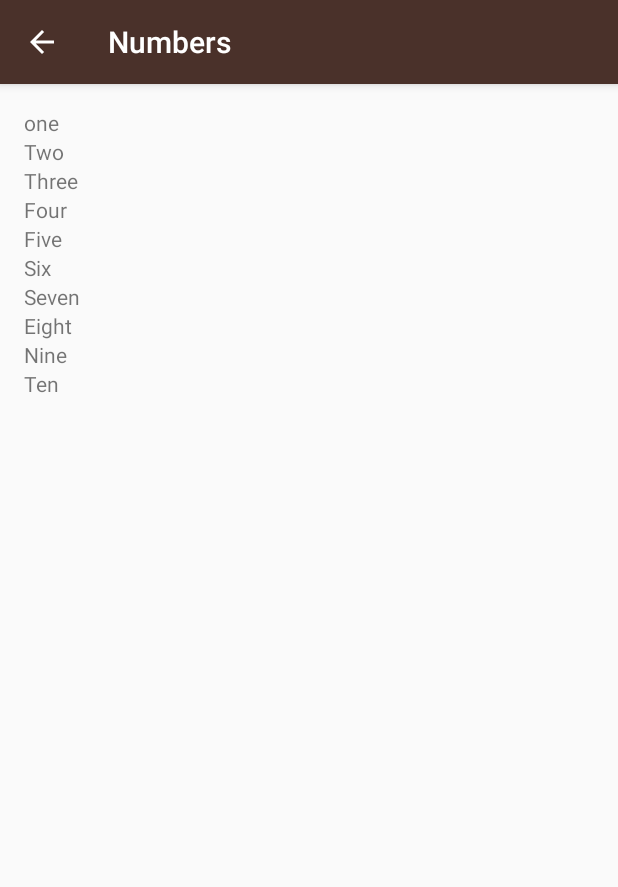
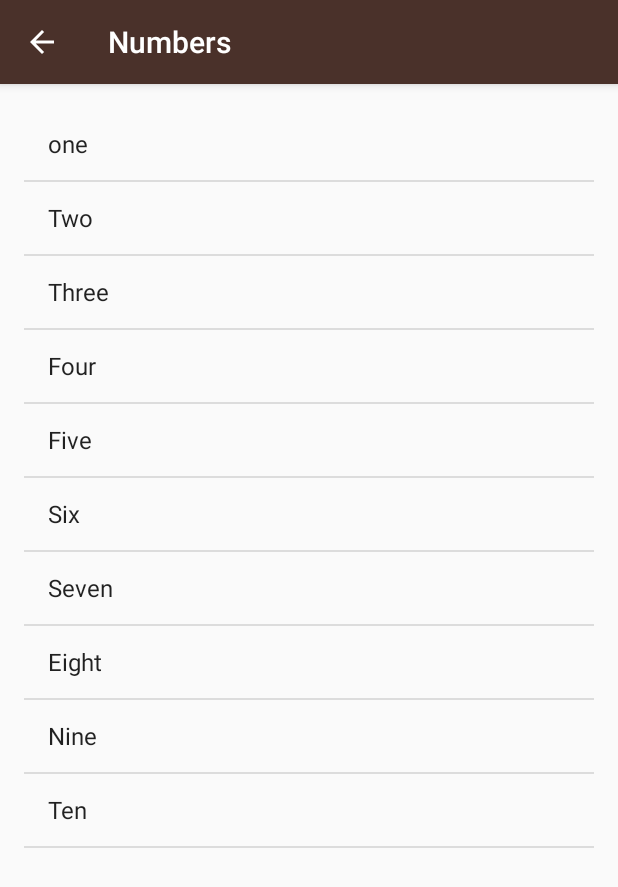
Before and after one commit to ChauahanVikash/MiwokApp, an Android app: the NumbersActivity screen opened directly, with no data from a screen before it, on a phone screen of 412 x 824 dp. Shown: the top 887 px of the screen. Run offline under Robolectric (Android 15) with nearby library versions, the phone set to English and light mode, and no system bars.

Commit message:
finish custom class for displaying numbers through array adapter

```diff
--- a/app/src/main/java/com/example/android/miwok/NumbersActivity.java
+++ b/app/src/main/java/com/example/android/miwok/NumbersActivity.java
@@ -17,7 +17,9 @@ package com.example.android.miwok;
 
 import android.support.v7.app.AppCompatActivity;
 import android.os.Bundle;
+import android.widget.ArrayAdapter;
 import android.widget.LinearLayout;
+import android.widget.ListView;
 import android.widget.TextView;
 
 import java.util.ArrayList;
@@ -41,11 +43,10 @@ public class NumbersActivity extends AppCompatActivity {
         words.add("Nine") ;
         words.add("Ten");
 
-        LinearLayout rootView = (LinearLayout)findViewById(R.id.rootView);
-        for (int i = 0 ; i < words.size() ; ++i ){
-            TextView wordView = new TextView(this) ;
-            wordView.setText(words.get(i));
-            rootView.addView(wordView);
-        }
+        ArrayAdapter<String> itemsAdapter = new ArrayAdapter<String>(this, android.R.layout.simple_list_item_1, words);
+
+        ListView listView = (ListView) findViewById(R.id.list);
+
+        listView.setAdapter(itemsAdapter);
     }
 }
--- a/app/src/main/res/layout/activity_numbers.xml
+++ b/app/src/main/res/layout/activity_numbers.xml
@@ -1,28 +1,12 @@
 <?xml version="1.0" encoding="utf-8"?>
-<!-- Copyright (C) 2016 The Android Open Source Project
-
-     Licensed under the Apache License, Version 2.0 (the "License");
-     you may not use this file except in compliance with the License.
-     You may obtain a copy of the License at
-
-          http://www.apache.org/licenses/LICENSE-2.0
-
-     Unless required by applicable law or agreed to in writing, software
-     distributed under the License is distributed on an "AS IS" BASIS,
-     WITHOUT WARRANTIES OR CONDITIONS OF ANY KIND, either express or implied.
-     See the License for the specific language governing permissions and
-     limitations under the License.
--->
-<LinearLayout xmlns:android="http://schemas.android.com/apk/res/android"
+<ListView xmlns:android="http://schemas.android.com/apk/res/android"
     xmlns:tools="http://schemas.android.com/tools"
-    android:id="@+id/rootView"
+    android:id="@+id/list"
+    android:orientation="vertical"
     android:layout_width="match_parent"
     android:layout_height="match_parent"
     android:paddingBottom="@dimen/activity_vertical_margin"
     android:paddingLeft="@dimen/activity_horizontal_margin"
     android:paddingRight="@dimen/activity_horizontal_margin"
     android:paddingTop="@dimen/activity_vertical_margin"
-    android:orientation="vertical"
-    tools:context="com.example.android.miwok.NumbersActivity">
-
-</LinearLayout>
+    tools:context="com.example.android.miwok.NumbersActivity"/>
```
Also changed, not shown: app/src/main/java/com/example/android/miwok/Word.java (added, +17 -0 lines), app/src/main/res/layout/activity_main.xml (+4 -21 lines), app/src/main/res/layout/list_item.xml (added, +19 -0 lines).
